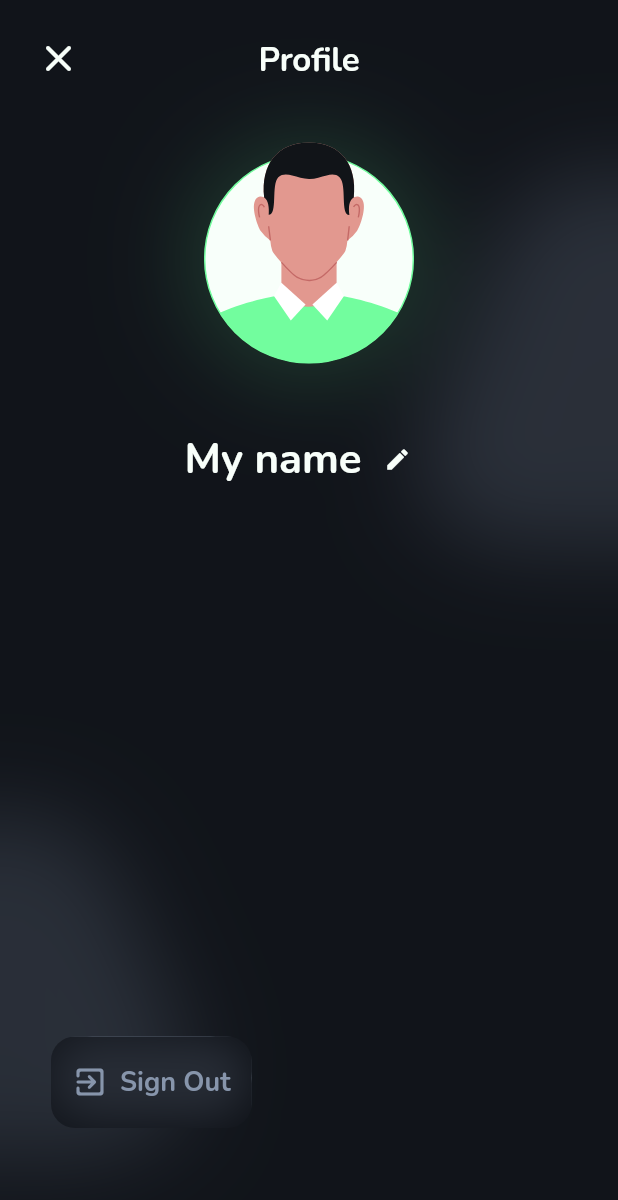
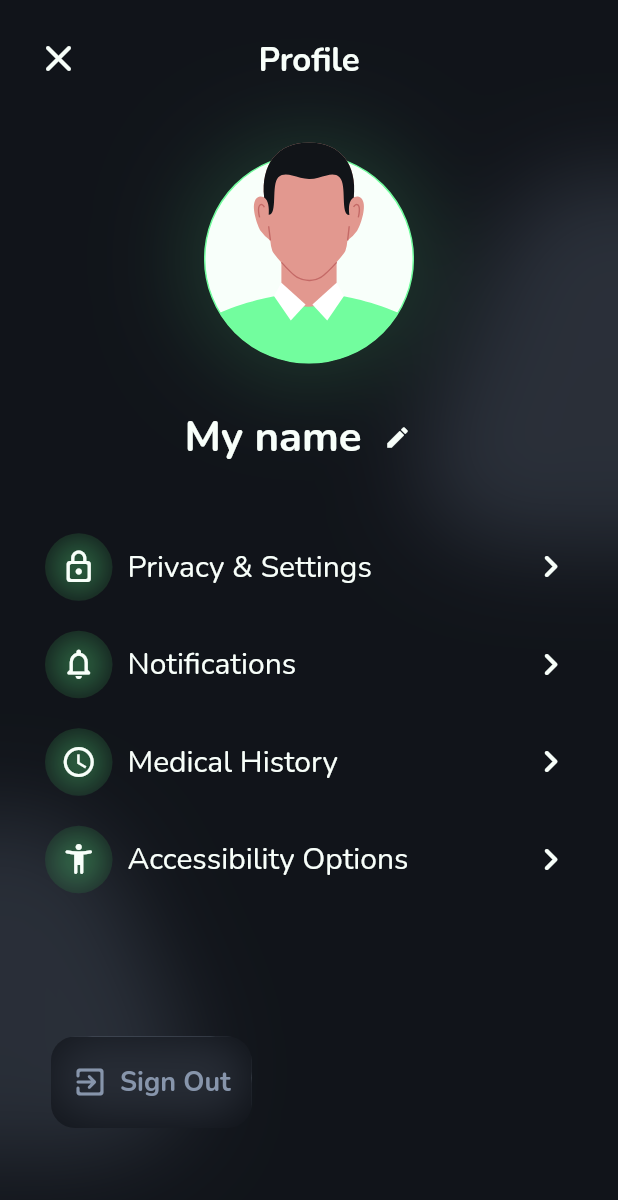
Before and after one commit to HeveshL/eRx, a Flutter app: the PatientProfileScreen screen opened directly, on a phone screen of 412 x 824 dp. Shown: the top 1200 px of the screen. Run offline on Flutter 3.47's test engine with Material 2 defaults, Android fonts, the light colour scheme and no system bars; our stand-ins replace cloud_firestore, firebase_auth, firebase_core, flutter_svg, fluttertoast, google_fonts and 1 more; accounts and stored records are empty.

Commit message:
🙍‍♂️Profile screen action buttons added

```diff
--- a/lib/screens/patient_profile_screen.dart
+++ b/lib/screens/patient_profile_screen.dart
@@ -3,12 +3,14 @@ import 'dart:ui';
 import 'package:erx/utils/color_palette.dart';
 import 'package:erx/utils/svg_strings.dart';
 import 'package:erx/widgets/glass_button.dart';
+import 'package:erx/widgets/profile_action_button.dart';
 import 'package:flutter/material.dart';
 import 'package:flutter_svg/flutter_svg.dart';
 import 'package:google_fonts/google_fonts.dart';
 
 class PatientProfileScreen extends StatelessWidget {
-  const PatientProfileScreen({Key? key, required this.onSignoutAction}) : super(key: key);
+  const PatientProfileScreen({Key? key, required this.onSignoutAction})
+      : super(key: key);
   final VoidCallback onSignoutAction;
 
   @override
@@ -73,7 +75,7 @@ class PatientProfileScreen extends StatelessWidget {
                 ),
                 SvgPicture.string(SvgStrings.profileBig),
                 const SizedBox(
-                  height: 40,
+                  height: 25,
                 ),
                 Row(
                   mainAxisSize: MainAxisSize.min,
@@ -95,6 +97,30 @@ class PatientProfileScreen extends StatelessWidget {
                       ),
                     ),
                   ],
+                ),
+                const SizedBox(
+                  height: 30,
+                ),
+                // Profile actions
+                ProfileActionButton(
+                  icon: Icons.lock_outline_rounded,
+                  label: "Privacy & Settings",
+                  onTap: () {},
+                ),
+                ProfileActionButton(
+                  icon: Icons.notifications_none_rounded,
+                  label: "Notifications",
+                  onTap: () {},
+                ),
+                ProfileActionButton(
+                  icon: Icons.access_time,
+                  label: "Medical History",
+                  onTap: () {},
+                ),
+                ProfileActionButton(
+                  icon: Icons.accessibility_new_rounded,
+                  label: "Accessibility Options",
+                  onTap: () {},
                 ),
               ],
             ),
--- /dev/null
+++ b/lib/widgets/profile_action_button.dart
@@ -0,0 +1,83 @@
+import 'dart:ui';
+
+import 'package:erx/utils/color_palette.dart';
+import 'package:flutter/material.dart';
+import 'package:google_fonts/google_fonts.dart';
+
+class ProfileActionButton extends StatelessWidget {
+  const ProfileActionButton({
+    Key? key,
+    required this.icon,
+    required this.label,
+    required this.onTap,
+  }) : super(key: key);
+  final IconData icon;
+  final String label;
+  final VoidCallback onTap;
+
+  @override
+  Widget build(BuildContext context) {
+    return Padding(
+      padding: const EdgeInsets.symmetric(
+        horizontal: 30,
+        vertical: 10,
+      ),
+      child: Row(
+        children: [
+          ClipRRect(
+            borderRadius: BorderRadius.circular(30),
+            child: SizedBox(
+              height: 45,
+              width: 45,
+              child: Stack(
+                alignment: Alignment.center,
+                children: [
+                  Container(
+                    height: 30,
+                    width: 30,
+                    decoration: BoxDecoration(
+                      color: ColorPalette.malachiteGreen,
+                      borderRadius: BorderRadius.circular(20),
+                    ),
+                  ),
+                  BackdropFilter(
+                    filter: ImageFilter.blur(
+                      sigmaX: 15,
+                      sigmaY: 15,
+                    ),
+                    child: Container(
+                      color: const Color.fromARGB(
+                        255,
+                        0,
+                        0,
+                        0,
+                      ).withOpacity(0.15),
+                    ),
+                  ),
+                  Icon(
+                    icon,
+                    color: ColorPalette.honeyDew,
+                  ),
+                ],
+              ),
+            ),
+          ),
+          const SizedBox(width: 10),
+          Text(
+            label,
+            style: GoogleFonts.nunito(
+              fontSize: 20,
+              color: ColorPalette.honeyDew,
+            ),
+          ),
+          const Spacer(),
+          const Icon(
+            Icons.navigate_next_rounded,
+            color: ColorPalette.honeyDew,
+            size: 30,
+          ),
+        ],
+      ),
+    );
+  }
+}
```
